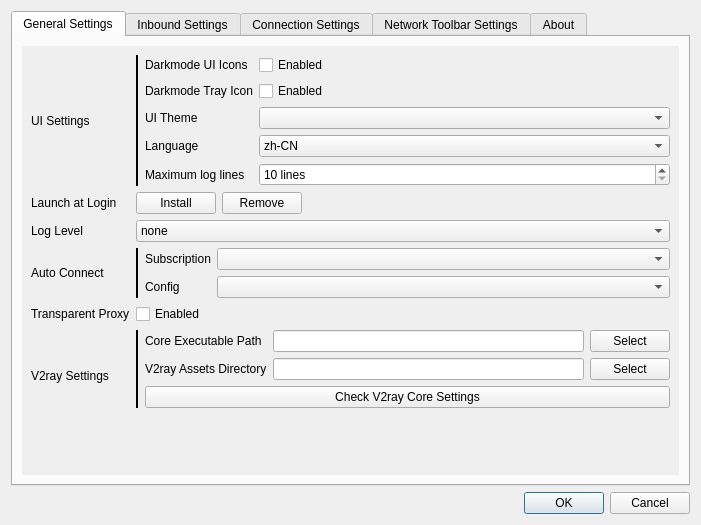
Above: src/ui/w_PreferencesWindow.ui from darsvador/qvssr before the change. Below: the same form after it.
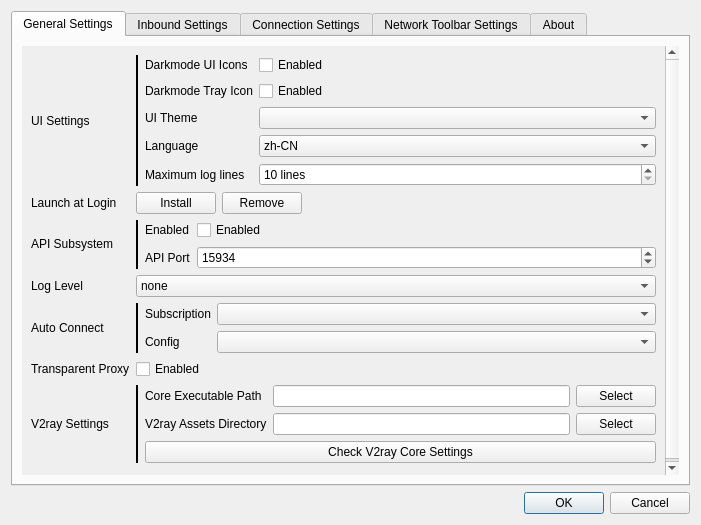
That is the form after the change. Icons and pictures are not drawn.

Patch:
```diff
--- a/src/ui/w_PreferencesWindow.ui
+++ b/src/ui/w_PreferencesWindow.ui
@@ -44,7 +44,7 @@
             <x>0</x>
             <y>0</y>
             <width>647</width>
-            <height>476</height>
+            <height>547</height>
            </rect>
           </property>
           <layout class="QFormLayout" name="formLayout_5">
@@ -248,13 +248,107 @@
             </layout>
            </item>
            <item row="2" column="0">
+            <layout class="QVBoxLayout" name="verticalLayout_3">
+             <item>
+              <spacer name="verticalSpacer_16">
+               <property name="orientation">
+                <enum>Qt::Vertical</enum>
+               </property>
+               <property name="sizeHint" stdset="0">
+                <size>
+                 <width>20</width>
+                 <height>40</height>
+                </size>
+               </property>
+              </spacer>
+             </item>
+             <item>
+              <widget class="QLabel" name="label_64">
+               <property name="text">
+                <string>API Subsystem</string>
+               </property>
+              </widget>
+             </item>
+             <item>
+              <spacer name="verticalSpacer_15">
+               <property name="orientation">
+                <enum>Qt::Vertical</enum>
+               </property>
+               <property name="sizeHint" stdset="0">
+                <size>
+                 <width>20</width>
+                 <height>40</height>
+                </size>
+               </property>
+              </spacer>
+             </item>
+            </layout>
+           </item>
+           <item row="2" column="1">
+            <layout class="QGridLayout" name="gridLayout_4" columnstretch="0,0,1">
+             <item row="1" column="1">
+              <widget class="QLabel" name="label_8">
+               <property name="text">
+                <string>API Port</string>
+               </property>
+              </widget>
+             </item>
+             <item row="0" column="1">
+              <widget class="QLabel" name="label_68">
+               <property name="text">
+                <string>Enabled</string>
+               </property>
+              </widget>
+             </item>
+             <item row="1" column="2">
+              <widget class="QSpinBox" name="statsPortBox">
+               <property name="minimumSize">
+                <size>
+                 <width>100</width>
+                 <height>0</height>
+                </size>
+               </property>
+               <property name="minimum">
+                <number>1024</number>
+               </property>
+               <property name="maximum">
+                <number>65535</number>
+               </property>
+               <property name="value">
+                <number>15934</number>
+               </property>
+              </widget>
+             </item>
+             <item row="0" column="2">
+              <widget class="QCheckBox" name="enableAPI">
+               <property name="text">
+                <string>Enabled</string>
+               </property>
+              </widget>
+             </item>
+             <item row="0" column="0" rowspan="2">
+              <widget class="Line" name="line_4">
+               <property name="frameShadow">
+                <enum>QFrame::Plain</enum>
+               </property>
+               <property name="lineWidth">
+                <number>2</number>
+               </property>
+               <property name="orientation">
+                <enum>Qt::Vertical</enum>
+               </property>
+              </widget>
+             </item>
+            </layout>
+           </item>
+           <item row="3" column="0">
             <widget class="QLabel" name="label">
              <property name="text">
               <string>Log Level</string>
              </property>
             </widget>
            </item>
-           <item row="2" column="1">
+           <item row="3" column="1">
             <widget class="QComboBox" name="logLevelComboBox">
              <property name="sizePolicy">
               <sizepolicy hsizetype="Minimum" vsizetype="Fixed">
@@ -295,7 +389,7 @@
              </item>
             </widget>
            </item>
-           <item row="3" column="0">
+           <item row="4" column="0">
             <layout class="QVBoxLayout" name="verticalLayout_9">
              <item>
               <spacer name="verticalSpacer_6">
@@ -332,7 +426,7 @@
              </item>
             </layout>
            </item>
-           <item row="3" column="1">
+           <item row="4" column="1">
             <layout class="QGridLayout" name="gridLayout_8" columnstretch="0,0,1">
              <item row="1" column="1">
               <widget class="QLabel" name="label_61">
@@ -381,21 +475,21 @@
              </item>
             </layout>
            </item>
-           <item row="4" column="0">
+           <item row="5" column="0">
             <widget class="QLabel" name="label_7">
              <property name="text">
               <string>Transparent Proxy</string>
              </property>
             </widget>
            </item>
-           <item row="4" column="1">
+           <item row="5" column="1">
             <widget class="QCheckBox" name="tProxyCheckBox">
              <property name="text">
               <string>Enabled</string>
              </property>
             </widget>
            </item>
-           <item row="5" column="0">
+           <item row="6" column="0">
             <layout class="QVBoxLayout" name="verticalLayout_8">
              <item>
               <spacer name="verticalSpacer_12">
@@ -432,7 +526,7 @@
              </item>
             </layout>
            </item>
-           <item row="5" column="1">
+           <item row="6" column="1">
             <layout class="QGridLayout" name="gridLayout_9">
              <item row="0" column="0" rowspan="3">
               <widget class="Line" name="line_3">
@@ -494,7 +588,7 @@
              </item>
             </layout>
            </item>
-           <item row="6" column="1">
+           <item row="7" column="1">
             <spacer name="verticalSpacer_11">
              <property name="orientation">
               <enum>Qt::Vertical</enum>
@@ -995,32 +1089,6 @@
              </widget>
             </item>
             <item row="2" column="0">
-             <widget class="QLabel" name="label_8">
-              <property name="text">
-               <string>API Port</string>
-              </property>
-             </widget>
-            </item>
-            <item row="2" column="1">
-             <widget class="QSpinBox" name="statsPortBox">
-              <property name="minimumSize">
-               <size>
-                <width>100</width>
-                <height>0</height>
-               </size>
-              </property>
-              <property name="minimum">
-               <number>1024</number>
-              </property>
-              <property name="maximum">
-               <number>65535</number>
-              </property>
-              <property name="value">
-               <number>15934</number>
-              </property>
-             </widget>
-            </item>
-            <item row="3" column="0">
              <widget class="QLabel" name="label_18">
               <property name="text">
                <string>Use Local DNS</string>
```
Left out of the diff: 7 changed lines with no effect on the pictures.
